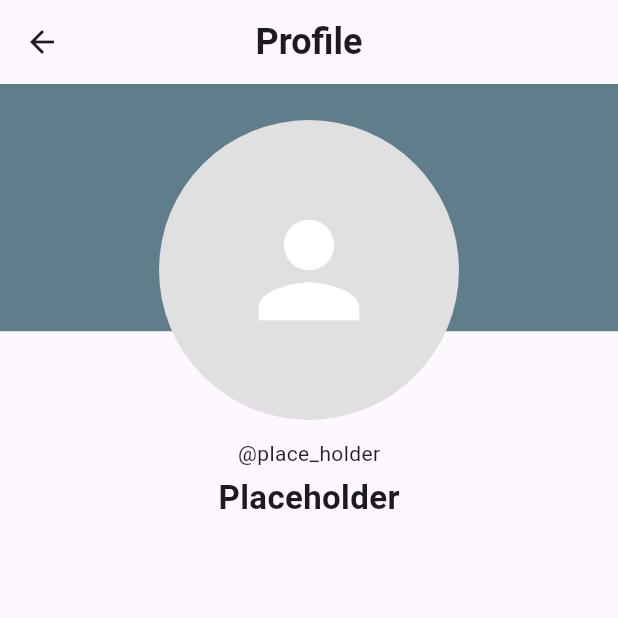
After one commit to CSC-3380-Fall-2026/Team-11, a Flutter app: the HomePage screen opened by its route, after a tap on the "account circle" icon, on a phone screen of 412 x 824 dp, the top half of it. The commit adds this screen. Run offline on Flutter 3.47's test engine with Material 3 defaults, Android fonts, the phone set to English and light mode, and no system bars; our stand-ins replace cloud_firestore, device_preview, firebase_auth, firebase_core, flutter_dotenv, flutter_svg and 4 more; accounts and stored records are empty.

Commit message:
Profile page front-end

```diff
--- a/melio_project/lib/main.dart
+++ b/melio_project/lib/main.dart
@@ -11,7 +11,7 @@ import 'package:cloud_firestore/cloud_firestore.dart';
 
 void main() async {
   WidgetsFlutterBinding.ensureInitialized();
-  await dotenv.load(fileName: "assets/secrets.env");
+  await dotenv.load(fileName: "secrets.env");
 
   try {
     await Firebase.initializeApp(
--- a/melio_project/lib/pages/chatbot/chatbot_page.dart
+++ b/melio_project/lib/pages/chatbot/chatbot_page.dart
@@ -29,39 +29,38 @@ class _ChatbotPageState extends State<ChatbotPage> {
   late final ChatSession _chatSession;
 
   @override
-  void initState(){
+  void initState() {
     super.initState();
 
-    final apiKey = dotenv.env['GOOGLE_GEN_AI_API_KEY']?? '';
+    final apiKey = dotenv.env['GOOGLE_GEN_AI_API_KEY'] ?? '';
 
-    _model = GenerativeModel(
-      model : 'gemini-3.8-flash',
-      apiKey: apiKey,
-    );
+    _model = GenerativeModel(model: 'gemini-3.8-flash', apiKey: apiKey);
 
     _chatSession = _model.startChat();
   }
 
   @override
-  void dispose(){
+  void dispose() {
     _textController.dispose();
     _scrollController.dispose();
+    super.dispose();
   }
 
   void _scrollToBottom() {
-    WidgetsBinding.instance.addPostFrameCallback((_){
-      if (_scrollController.hasClients){
+    WidgetsBinding.instance.addPostFrameCallback((_) {
+      if (_scrollController.hasClients) {
         _scrollController.animateTo(
           _scrollController.position.maxScrollExtent,
           duration: const Duration(milliseconds: 300),
-          curve: Curves.easeOut);
+          curve: Curves.easeOut,
+        );
       }
     });
   }
 
   Future<void> _sendMessage() async {
     final text = _textController.text.trim();
-    if (text.isEmpty|| _isLoading) return;
+    if (text.isEmpty || _isLoading) return;
 
     _textController.clear();
     setState(() {
@@ -80,16 +79,15 @@ class _ChatbotPageState extends State<ChatbotPage> {
     _scrollToBottom();
 
     try {
-      final response = await _chatSession.sendMessage(
-        Content.text(text)
-      );
-      final reply = response.text ?? "I didnt catch that. Could you please try again?";
+      final response = await _chatSession.sendMessage(Content.text(text));
+      final reply =
+          response.text ?? "I didnt catch that. Could you please try again?";
 
-      setState ((){
+      setState(() {
         _messages.add(ChatMessage(text: reply, isUser: false));
       });
     } catch (e) {
-      setState ((){
+      setState(() {
         _messages.add(ChatMessage(text: "Error: $e", isUser: false));
       });
     } finally {
@@ -112,21 +110,21 @@ class _ChatbotPageState extends State<ChatbotPage> {
             child: ListView.builder(
               controller: _scrollController,
               padding: const EdgeInsets.symmetric(
-                horizontal: 16.0, vertical: 12.0
+                horizontal: 16.0,
+                vertical: 12.0,
               ),
               itemCount: _messages.length + (_isLoading ? 1 : 0),
               itemBuilder: (context, index) {
-                if (index == _messages.length){
+                if (index == _messages.length) {
                   return _buildLoadingBubble();
                 }
                 final message = _messages[index];
                 return _buildBubble(message);
-              }
+              },
             ),
           ),
 
           //themed input bar
-
           _buildInputBar(),
         ],
       ),
@@ -134,20 +132,20 @@ class _ChatbotPageState extends State<ChatbotPage> {
   }
 
   //forumlate bubble w chatbotTheme class
-  Widget _buildBubble (ChatMessage message) {
+  Widget _buildBubble(ChatMessage message) {
     final isUser = message.isUser;
 
     return Align(
       alignment: isUser ? Alignment.centerRight : Alignment.centerLeft,
       child: Container(
         margin: const EdgeInsets.symmetric(vertical: 6.0),
-        padding: const EdgeInsets.symmetric(horizontal: 16.0, vertical : 12.0),
+        padding: const EdgeInsets.symmetric(horizontal: 16.0, vertical: 12.0),
         constraints: BoxConstraints(
           maxWidth: MediaQuery.of(context).size.width * 0.75,
         ),
         //rounded static decoration
         decoration: ChatBotTheme.bubbleDecoration(isUser: isUser),
-        child: Text (
+        child: Text(
           message.text,
           //josefin sans bodylarge
           style: ChatBotTheme.melioTextTheme.bodyLarge,
@@ -176,7 +174,8 @@ Widget _buildLoadingBubble() {
               ),
             ),
             const SizedBox(width: 8),
-          Text( "Melio is thinking...",
+            Text(
+              "Melio is thinking...",
               style: ChatBotTheme.melioTextTheme.bodyLarge?.copyWith(
                 fontStyle: FontStyle.italic,
               ),
@@ -188,10 +187,9 @@ Widget _buildLoadingBubble() {
   }
 
   //input box
-  Widget _buildInputBar(){
+  Widget _buildInputBar() {
     return Container(
-      padding: const EdgeInsets.symmetric(
-        horizontal: 12.0, vertical: 8.0),
+      padding: const EdgeInsets.symmetric(horizontal: 12.0, vertical: 8.0),
       color: Colors.white,
       child: SafeArea(
         child: Row(
@@ -199,8 +197,7 @@ Widget _buildLoadingBubble() {
             Expanded(
               child: TextField(
                 controller: _textController,
-                  style: const TextStyle(
-                    color: Colors.black87),
+                style: const TextStyle(color: Colors.black87),
                 onSubmitted: (_) => _sendMessage(),
                 decoration: InputDecoration(
                   hintText: 'Ask Melio anything...',
@@ -208,7 +205,8 @@ Widget _buildLoadingBubble() {
                   filled: true,
                   fillColor: ChatBotTheme.background,
                   contentPadding: const EdgeInsets.symmetric(
-                        horizontal: 16.0, vertical: 10.0,
+                    horizontal: 16.0,
+                    vertical: 10.0,
                   ),
                   border: OutlineInputBorder(
                     borderRadius: BorderRadius.circular(24.0),
@@ -217,9 +215,9 @@ Widget _buildLoadingBubble() {
                 ),
               ),
             ),
-                const SizedBox (width: 8.0),
+            const SizedBox(width: 8.0),
             IconButton.filled(
-                  icon: const Icon (Icons.send_rounded),
+              icon: const Icon(Icons.send_rounded),
               style: IconButton.styleFrom(
                 backgroundColor: ChatBotTheme.userTextBox,
                 foregroundColor: Colors.white,
--- a/melio_project/lib/pages/home/home_page.dart
+++ b/melio_project/lib/pages/home/home_page.dart
@@ -2,6 +2,7 @@ import "package:flutter/material.dart";
 import "package:google_fonts/google_fonts.dart";
 import "package:melio_project/pages/chatbot/chatbot_page.dart";
 import "package:melio_project/pages/add_data/add_data_page.dart";
+import "package:melio_project/pages/profile/profile_page.dart";
 
 class HomePage extends StatelessWidget {
   const HomePage({super.key});
@@ -126,7 +127,17 @@ class HomePage extends StatelessWidget {
               IconButton(icon: const Icon(Icons.more_horiz), onPressed: () {}),
               const SizedBox(width: 140), // space for the plus button
               IconButton(icon: const Icon(Icons.more_horiz), onPressed: () {}),
-              IconButton(icon: const Icon(Icons.more_horiz), onPressed: () {}),
+              IconButton(
+                icon: const Icon(Icons.account_circle),
+                onPressed: () {
+                  Navigator.push(
+                    context,
+                    MaterialPageRoute(
+                      builder: (context) => const ProfilePage(),
+                    ),
+                  );
+                },
+              ),
             ],
           ),
         ),
--- /dev/null
+++ b/melio_project/lib/pages/profile/profile_page.dart
@@ -0,0 +1,81 @@
+import "package:flutter/material.dart";
+import "package:google_fonts/google_fonts.dart";
+
+class ProfilePage extends StatelessWidget {
+  const ProfilePage({super.key});
+
+  // SWAP WITH DATABASE INFO
+  final String name = "Placeholder"; // TODO: REPLACE WITH DATABASE NAME
+  final String username =
+      "@place_holder"; // TODO: REPLACE WITH DATABASE USERNAME
+  final String? photoUrl = null; // TODO: REPLACE WITH DATABASE PHOTO
+
+  @override
+  Widget build(BuildContext context) {
+    final screenHeight = MediaQuery.of(context).size.height;
+    const double avatarRadius = 100;
+
+    return Scaffold(
+      appBar: AppBar(
+        title: Text(
+          "Profile",
+          style: GoogleFonts.roboto(fontSize: 24, fontWeight: FontWeight.bold),
+        ),
+        centerTitle: true,
+      ),
+      body: Stack(
+        alignment: Alignment.topCenter,
+        children: [
+          // Styled background color block
+          Container(
+            width: double.infinity,
+            height: screenHeight / 5,
+            color: Colors.blueGrey,
+          ),
+          // Info
+          Align(
+            alignment: Alignment.topCenter,
+            child: Padding(
+              padding: const EdgeInsets.only(top: 24),
+              child: Column(
+                mainAxisSize: MainAxisSize.min,
+                children: [
+                  CircleAvatar(
+                    radius: avatarRadius,
+                    backgroundColor: Colors.grey.shade300,
+                    backgroundImage: photoUrl != null
+                        ? NetworkImage(photoUrl!)
+                        : null,
+                    child: photoUrl == null
+                        ? const Icon(
+                            Icons.person,
+                            size: avatarRadius,
+                            color: Colors.white,
+                          )
+                        : null,
+                  ),
+                  const SizedBox(height: 12),
+                  Text(
+                    username,
+                    style: GoogleFonts.roboto(
+                      fontSize: 14,
+                      color: Colors.black87,
+                    ),
+                  ),
+                  const SizedBox(height: 4),
+                  Text(
+                    name,
+                    style: GoogleFonts.roboto(
+                      fontSize: 22,
+                      fontWeight: FontWeight.bold,
+                    ),
+                  ),
+                ],
+              ),
+            ),
+          ),
+        ],
+      ),
+    );
+  }
+}
```
Also changed, not shown: melio_project/pubspec.lock. Lines whose indentation alone changed are shown as unchanged.
